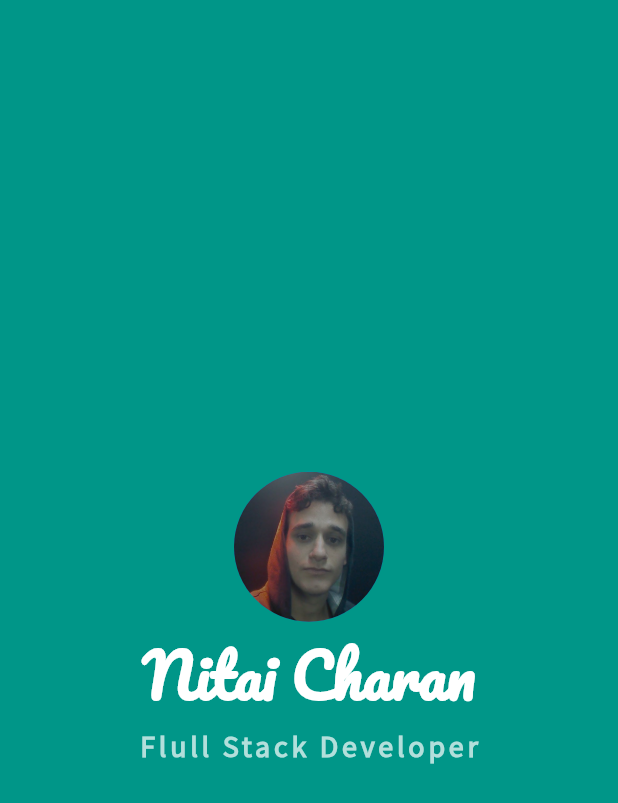
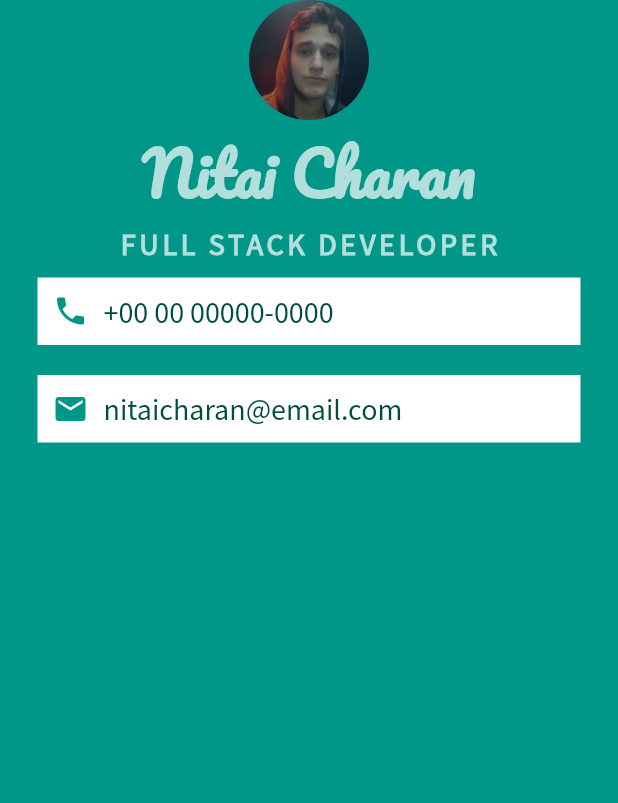
Before and after one commit to nitaicharan/Udemy-TC2020FDBWD3, a Flutter app: the screen it shows after launch, on a phone screen of 412 x 824 dp. Shown: the top 803 px of the screen. Run offline on Flutter 3.47's test engine with Material 2 defaults, Android fonts, the light colour scheme and no system bars.

Commit message:
43. Adding Material Icons with the Icon Widget
- Icon
- SizedBox

```diff
--- a/lib/main.dart
+++ b/lib/main.dart
@@ -1,5 +1,3 @@
-import 'dart:html';
-
 import 'package:flutter/material.dart';
 
 void main() => runApp(MyApp());
@@ -10,35 +8,81 @@
       home: Scaffold(
         backgroundColor: Colors.teal,
         body: SafeArea(
-          child: Container(
-            width: double.infinity,
           child: Column(
-              mainAxisAlignment: MainAxisAlignment.center,
             children: <Widget>[
               CircleAvatar(
-                  radius: 50.0,
                 backgroundImage: AssetImage('images/profile.jpeg'),
+                radius: 40.0,
               ),
               Text(
                 'Nitai Charan',
                 style: TextStyle(
+                    fontWeight: FontWeight.bold,
                     fontSize: 40.0,
-                      color: Colors.white,
-                      fontWeight: FontWeight.bold,
+                    color: Colors.teal.shade100,
                     fontFamily: 'Pacifico'),
               ),
               Text(
-                  'Flull Stack Developer',
+                'FULL STACK DEVELOPER',
                 style: TextStyle(
-                    fontFamily: 'Source Sans Pro',
+                  fontWeight: FontWeight.bold,
                   fontSize: 20.0,
                   color: Colors.teal.shade100,
+                  fontFamily: 'Source Sans Pro',
                   letterSpacing: 2.5,
-                    fontWeight: FontWeight.bold
                 ),
-                )
+              ),
+              Container(
+                color: Colors.white,
+                padding: EdgeInsets.all(10.0),
+                margin: EdgeInsets.symmetric(
+                  vertical: 10.0,
+                  horizontal: 25.0,
+                ),
+                child: Row(
+                  children: <Widget>[
+                    Icon(
+                      Icons.phone,
+                      color: Colors.teal,
+                    ),
+                    SizedBox(width: 10.0),
+                    Text(
+                      '+00 00 00000-0000',
+                      style: TextStyle(
+                        fontSize: 20.0,
+                        color: Colors.teal.shade900,
+                        fontFamily: 'Source Sans Pro',
+                      ),
+                    ),
                   ],
                 ),
+              ),
+              Container(
+                color: Colors.white,
+                padding: EdgeInsets.all(10.0),
+                margin: EdgeInsets.symmetric(
+                  vertical: 10.0,
+                  horizontal: 25.0,
+                ),
+                child: Row(
+                  children: <Widget>[
+                    Icon(
+                      Icons.email,
+                      color: Colors.teal,
+                    ),
+                    SizedBox(width: 10.0),
+                    Text(
+                      'nitaicharan@email.com',
+                      style: TextStyle(
+                        fontSize: 20.0,
+                        color: Colors.teal.shade900,
+                        fontFamily: 'Source Sans Pro',
+                      ),
+                    ),
+                  ],
+                ),
+              ),
+            ],
           ),
         ),
       ),
```
Also changed, not shown: 7 other files. Lines whose indentation alone changed are shown as unchanged.
